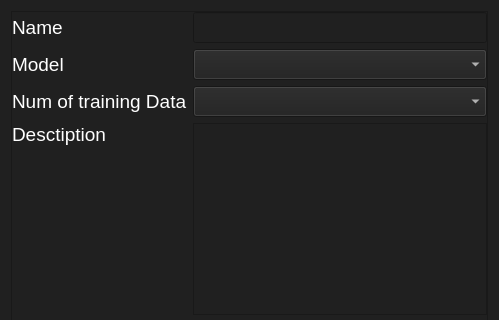
Before: the Qt Designer form add_gesture.ui in AndriyBagriy/Development-of-a-Computer-Control-System-Using-Gestures-via-a-Web-Camera-Based-on-MediaPipe, drawn with Qt 5; both pictures show x 0 to 499 and y 0 to 320 of the 499 by 576 pixel window.
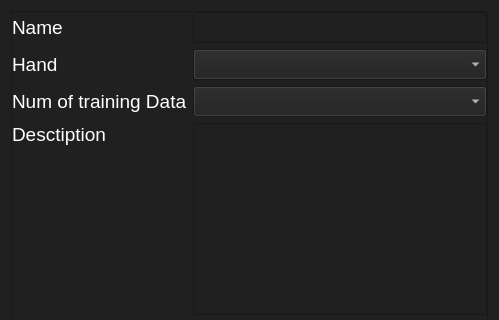
After: the same form once the commit is applied.

Commit message: WIP_Two_hands

The edit to the form file:
```diff
--- a/add_gesture.ui
+++ b/add_gesture.ui
@@ -100,7 +100,7 @@
          </font>
         </property>
         <property name="text">
-         <string>Model</string>
+         <string>Hand</string>
         </property>
        </widget>
       </item>
```
The commit also changes 9 other files.
